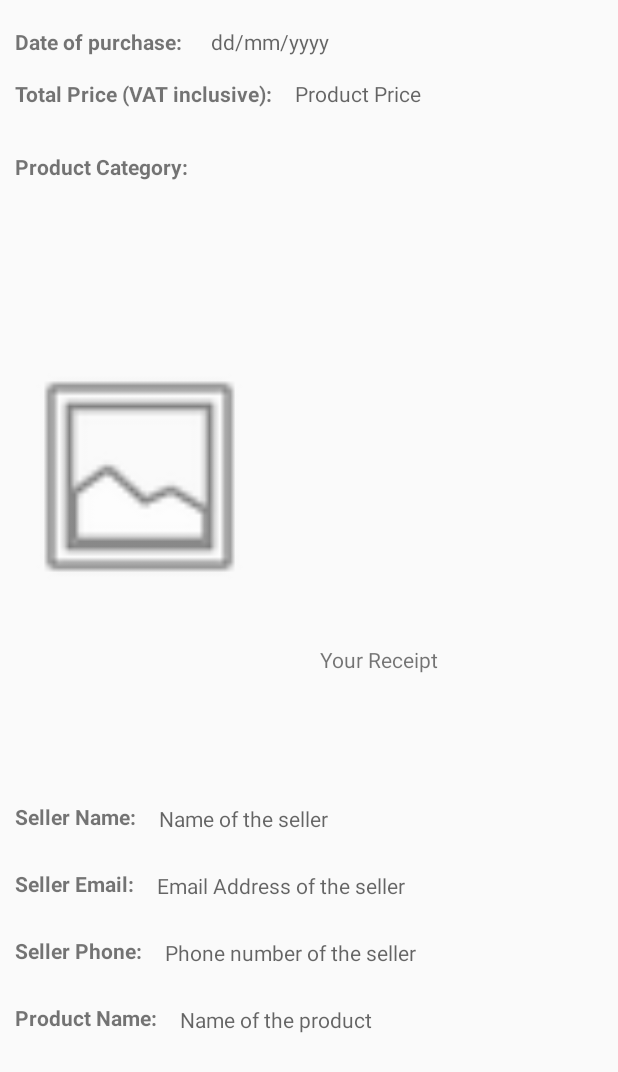
After one commit to codegeass56/Warrager, an Android app: the layout warranty_details.xml on its own in the app's theme, with its tools: preview values and no code run, on a phone screen of 412 x 824 dp. The commit adds this screen. Shown: the top 1072 px of the screen. Run offline under Robolectric (Android 15) with nearby library versions, the phone set to English and light mode, and no system bars.

```diff
--- a/app/src/main/AndroidManifest.xml
+++ b/app/src/main/AndroidManifest.xml
@@ -23,6 +23,7 @@
                 <category android:name="android.intent.category.LAUNCHER" />
             </intent-filter>
         </activity>
+        <activity android:name=".selectedWarranty" />
     </application>
 
 </manifest>
--- /dev/null
+++ b/app/src/main/res/layout/warranty_details.xml
@@ -0,0 +1,196 @@
+<?xml version="1.0" encoding="utf-8"?>
+<RelativeLayout
+    android:layout_width="match_parent"
+    android:layout_height="match_parent"
+    xmlns:android="http://schemas.android.com/apk/res/android">
+
+    <TextView
+        android:id="@+id/dateLabel"
+        android:layout_width="wrap_content"
+        android:layout_height="wrap_content"
+        android:layout_alignParentStart="true"
+        android:layout_alignParentTop="true"
+        android:layout_marginStart="10dp"
+        android:layout_marginTop="18dp"
+        android:text="@string/dateLabel" />
+
+    <TextView
+        android:id="@+id/date_tv"
+        android:layout_width="wrap_content"
+        android:layout_height="wrap_content"
+        android:layout_alignParentTop="true"
+        android:layout_marginStart="19dp"
+        android:layout_marginTop="18dp"
+        android:layout_toEndOf="@+id/dateLabel"
+        android:hint="@string/date_format" />
+
+    <TextView
+        android:id="@+id/priceLabel"
+        android:layout_width="wrap_content"
+        android:layout_height="wrap_content"
+        android:layout_below="@id/dateLabel"
+        android:layout_alignParentStart="true"
+        android:layout_marginTop="15dp"
+        android:layout_marginStart="10dp"
+        android:text="@string/priceLabel" />
+
+    <TextView
+        android:id="@+id/priceTv"
+        android:layout_width="wrap_content"
+        android:layout_height="wrap_content"
+        android:layout_below="@+id/date_tv"
+        android:layout_alignParentEnd="true"
+        android:layout_marginStart="15dp"
+        android:layout_marginTop="15dp"
+        android:layout_marginEnd="85dp"
+        android:layout_toEndOf="@+id/priceLabel"
+        android:hint="@string/priceHint"
+        android:paddingTop="0dp"
+        android:paddingBottom="5dp"
+        android:textSize="14sp" />
+
+    <TextView
+        android:id="@+id/sellernameDisplay"
+        android:layout_width="wrap_content"
+        android:layout_height="wrap_content"
+        android:layout_below="@+id/myReceipt"
+        android:layout_alignParentEnd="true"
+        android:layout_marginStart="15dp"
+        android:layout_marginTop="51dp"
+        android:layout_marginEnd="170dp"
+        android:layout_toEndOf="@+id/sellername_tv"
+        android:hint="@string/nameHint"
+        android:paddingTop="0dp"
+        android:paddingBottom="0dp"
+        android:textSize="14sp" />
+
+    <TextView
+        android:id="@+id/selleremailDisplay"
+        android:layout_width="wrap_content"
+        android:layout_height="wrap_content"
+        android:layout_below="@id/sellernameDisplay"
+        android:layout_alignParentEnd="true"
+        android:layout_marginStart="15dp"
+        android:layout_marginTop="25dp"
+        android:layout_marginEnd="100dp"
+        android:layout_toEndOf="@+id/selleremail_tv"
+        android:hint="@string/emailHint"
+        android:paddingTop="0dp"
+        android:paddingBottom="0dp"
+        android:textSize="14sp" />
+
+    <TextView
+        android:id="@+id/sellerphoneDisplay"
+        android:layout_width="wrap_content"
+        android:layout_height="wrap_content"
+        android:layout_below="@id/selleremailDisplay"
+        android:layout_alignParentEnd="true"
+        android:layout_marginStart="15dp"
+        android:layout_marginTop="25dp"
+        android:layout_marginEnd="106dp"
+        android:layout_toEndOf="@+id/sellerphone_tv"
+        android:hint="@string/numberHint"
+        android:paddingTop="0dp"
+        android:paddingBottom="0dp"
+        android:textSize="14sp" />
+
+    <TextView
+        android:id="@+id/productnameDisplay"
+        android:layout_width="wrap_content"
+        android:layout_height="wrap_content"
+        android:layout_below="@id/sellerphoneDisplay"
+        android:layout_alignParentEnd="true"
+        android:layout_marginStart="15dp"
+        android:layout_marginTop="25dp"
+        android:layout_marginEnd="96dp"
+        android:layout_toEndOf="@+id/productname_tv"
+        android:hint="@string/productNameHint"
+        android:paddingTop="0dp"
+        android:paddingBottom="0dp"
+        android:textSize="14sp" />
+
+    <TextView
+        android:id="@+id/categoryLabel"
+        android:layout_width="wrap_content"
+        android:layout_height="wrap_content"
+        android:layout_below="@+id/priceLabel"
+        android:layout_alignParentStart="true"
+        android:layout_marginStart="10dp"
+        android:layout_marginTop="29dp"
+        android:text="@string/categoryLabel" />
+
+    <TextView
+        android:id="@+id/sellername_tv"
+        android:layout_width="wrap_content"
+        android:layout_height="wrap_content"
+        android:layout_below="@+id/myReceipt"
+        android:layout_alignParentStart="true"
+        android:layout_marginStart="10dp"
+        android:layout_marginTop="50dp"
+        android:text="@string/sellerNameLabel" />
+
+    <TextView
+        android:id="@+id/selleremail_tv"
+        android:layout_width="wrap_content"
+        android:layout_height="wrap_content"
+        android:layout_below="@+id/sellername_tv"
+        android:layout_alignParentStart="true"
+        android:layout_marginStart="10dp"
+        android:layout_marginTop="25dp"
+        android:text="@string/sellerEmailLabel" />
+
+    <TextView
+        android:id="@+id/sellerphone_tv"
+        android:layout_width="wrap_content"
+        android:layout_height="wrap_content"
+        android:layout_below="@+id/selleremail_tv"
+        android:layout_alignParentStart="true"
+        android:layout_marginStart="10dp"
+        android:layout_marginTop="25dp"
+        android:text="@string/sellerPhoneLabel" />
+
+    <TextView
+        android:id="@+id/productname_tv"
+        android:layout_width="wrap_content"
+        android:layout_height="wrap_content"
+        android:layout_below="@+id/sellerphone_tv"
+        android:layout_alignParentStart="true"
+        android:layout_marginStart="10dp"
+        android:layout_marginTop="25dp"
+        android:text="@string/productNameLabel" />
+
+    <TextView
+        android:id="@+id/categorySpinnerTv"
+        android:layout_width="wrap_content"
+        android:layout_height="wrap_content"
+        android:layout_below="@+id/priceTv"
+        android:layout_alignParentEnd="true"
+        android:layout_marginStart="15dp"
+        android:layout_marginTop="25dp"
+        android:layout_marginEnd="82dp"
+        android:paddingBottom="0dp"
+        android:paddingTop="0dp"
+        android:layout_toEndOf="@+id/categoryLabel" />
+
+    <ImageView
+        android:id="@+id/myReceipt"
+        android:layout_width="166dp"
+        android:layout_height="334dp"
+        android:layout_below="@+id/categoryLabel"
+        android:layout_marginStart="10dp"
+        android:layout_marginTop="30dp"
+        android:adjustViewBounds="true"
+        android:src="@android:drawable/ic_menu_gallery" />
+
+    <TextView
+        android:id="@+id/camera"
+        android:layout_width="wrap_content"
+        android:layout_height="wrap_content"
+        android:layout_below="@+id/categoryLabel"
+        android:layout_marginStart="37dp"
+        android:layout_marginTop="309dp"
+        android:layout_toEndOf="@+id/myReceipt"
+        android:adjustViewBounds="true"
+        android:text="Your Receipt" />
+
+</RelativeLayout>
```
Also changed, not shown: app/build.gradle (+5 -5 lines), app/src/main/java/com/example/a242project/Login.java (+6 -15 lines), app/src/main/java/com/example/a242project/MainActivity.java (+14 -25 lines), app/src/main/java/com/example/a242project/Warranty.java (+4 -3 lines), app/src/main/java/com/example/a242project/WarrantyList.java (+51 -49 lines), app/src/main/java/com/example/a242project/WarrantyListAdapter.java (+10 -10 lines), app/src/main/java/com/example/a242project/selectedWarranty.java (added, +38 -0 lines), app/src/main/res/layout/activity_warranty_list.xml (+9 -3 lines), app/src/main/res/layout/adapteritemlist.xml (+10 -10 lines), 1 other file.
